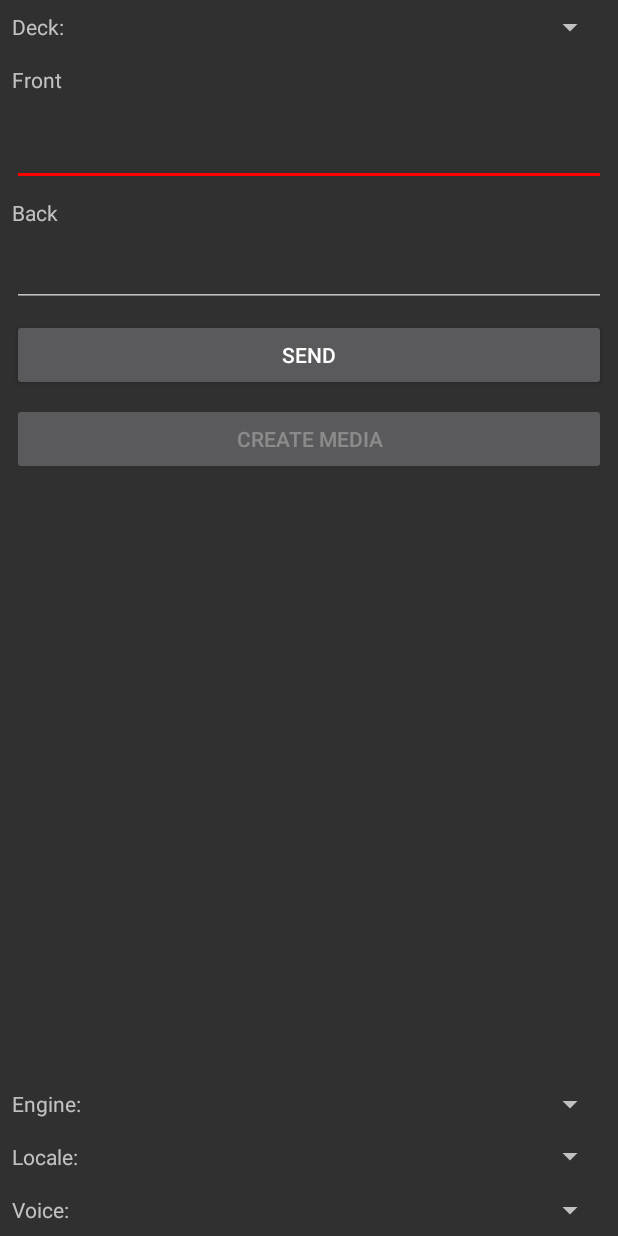
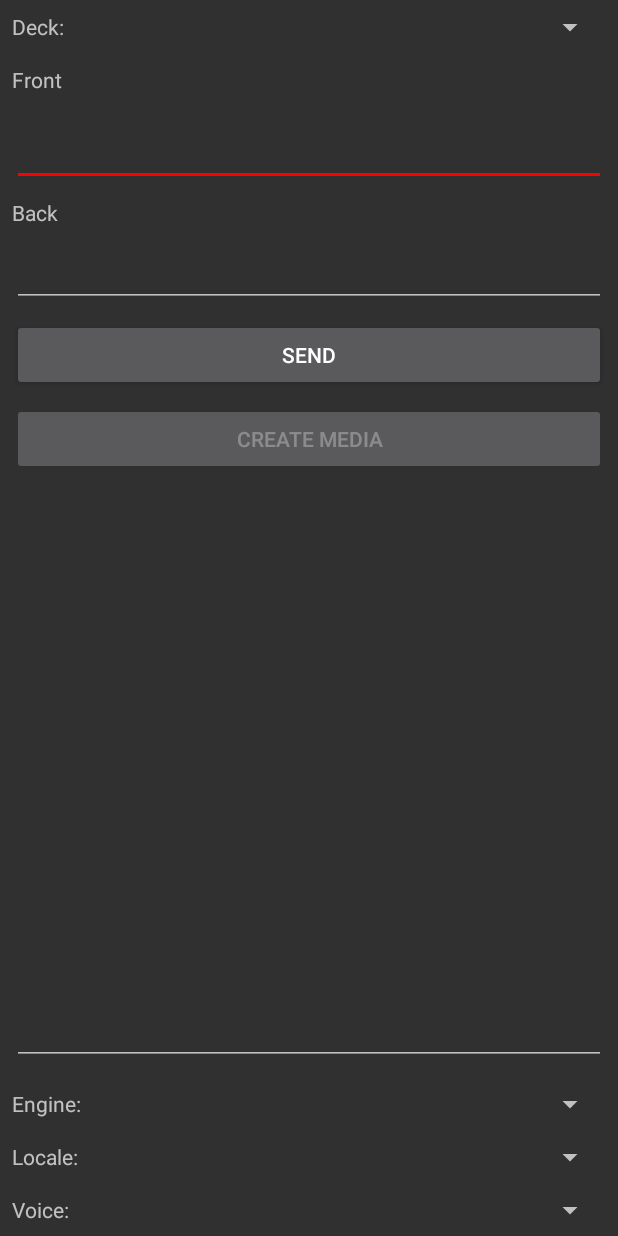
Before and after one commit to xeyqe/DBdict, an Android app: the layout activity_anki_send.xml on its own in the app's theme, with its tools: preview values and no code run, on a phone screen of 412 x 824 dp. Run offline under Robolectric (Android 15) with nearby library versions, the phone set to English and light mode, and no system bars.

```diff
--- a/app/src/main/res/layout/activity_anki_send.xml
+++ b/app/src/main/res/layout/activity_anki_send.xml
@@ -1,14 +1,16 @@
 <?xml version="1.0" encoding="utf-8"?>
-<androidx.constraintlayout.widget.ConstraintLayout xmlns:android="http://schemas.android.com/apk/res/android"
+
+<ScrollView xmlns:android="http://schemas.android.com/apk/res/android"
     xmlns:app="http://schemas.android.com/apk/res-auto"
     xmlns:tools="http://schemas.android.com/tools"
     android:layout_width="match_parent"
     android:layout_height="match_parent"
+    android:fillViewport="true"
     tools:context=".ankiSend">
 
-
-
-
+    <androidx.constraintlayout.widget.ConstraintLayout
+        android:layout_height="match_parent"
+        android:layout_width="match_parent">
 
         <LinearLayout
             android:id="@+id/view_typeDeck"
@@ -115,6 +117,22 @@
             app:layout_constraintStart_toStartOf="parent"
             app:layout_constraintTop_toBottomOf="@+id/button" />
 
+        <EditText
+            android:id="@+id/editTextPath"
+            android:layout_width="match_parent"
+            android:layout_height="wrap_content"
+            android:layout_marginStart="8dp"
+            android:layout_marginTop="8dp"
+            android:layout_marginEnd="8dp"
+            android:layout_marginBottom="8dp"
+            android:ems="10"
+            android:inputType="text"
+            app:layout_constraintBottom_toTopOf="@+id/view_type"
+            app:layout_constraintEnd_toEndOf="parent"
+            app:layout_constraintHorizontal_bias="1.0"
+            app:layout_constraintStart_toStartOf="parent"
+            app:layout_constraintTop_toBottomOf="@+id/buTTS"
+            app:layout_constraintVertical_bias="1.0" />
 
         <LinearLayout
             android:id="@+id/view_type"
@@ -152,14 +170,14 @@
                 android:layout_width="wrap_content"
                 android:layout_height="wrap_content"
                 android:layout_margin="8dp"
-        android:text="Locale:"/>
+                android:text="Locale:" />
 
 
             <Spinner
                 android:id="@+id/spinnerLocale"
                 android:layout_width="match_parent"
                 android:layout_height="match_parent"
-        android:layout_marginEnd="8dp" />
+                android:layout_margin="8dp" />
         </LinearLayout>
 
         <LinearLayout
@@ -176,7 +194,7 @@
                 android:layout_width="wrap_content"
                 android:layout_height="wrap_content"
                 android:layout_margin="8dp"
-        android:text="Voice:"/>
+                android:text="Voice: "/>
 
             <Spinner
                 android:id="@+id/spinnerVoice"
@@ -185,16 +203,5 @@
                 android:layout_margin="8dp"/>
         </LinearLayout>
 
-    <!-- <com.google.android.material.floatingactionbutton.FloatingActionButton
-         android:id="@+id/buChangeActivity"
-         android:layout_width="wrap_content"
-         android:layout_height="wrap_content"
-         android:layout_alignParentBottom="true"
-         android:layout_marginEnd="8dp"
-         android:layout_marginBottom="8dp"
-         android:src="@drawable/ic_arrow_forward_black_24dp"
-         app:layout_constraintBottom_toBottomOf="parent"
-         app:layout_constraintEnd_toEndOf="parent" /> -->
-
-
     </androidx.constraintlayout.widget.ConstraintLayout>
+</ScrollView>
```
Also changed, not shown: app/src/main/java/com/xeyqe/myapplication/ankiSend.java (+69 -8 lines). Lines whose indentation alone changed are shown as unchanged.
